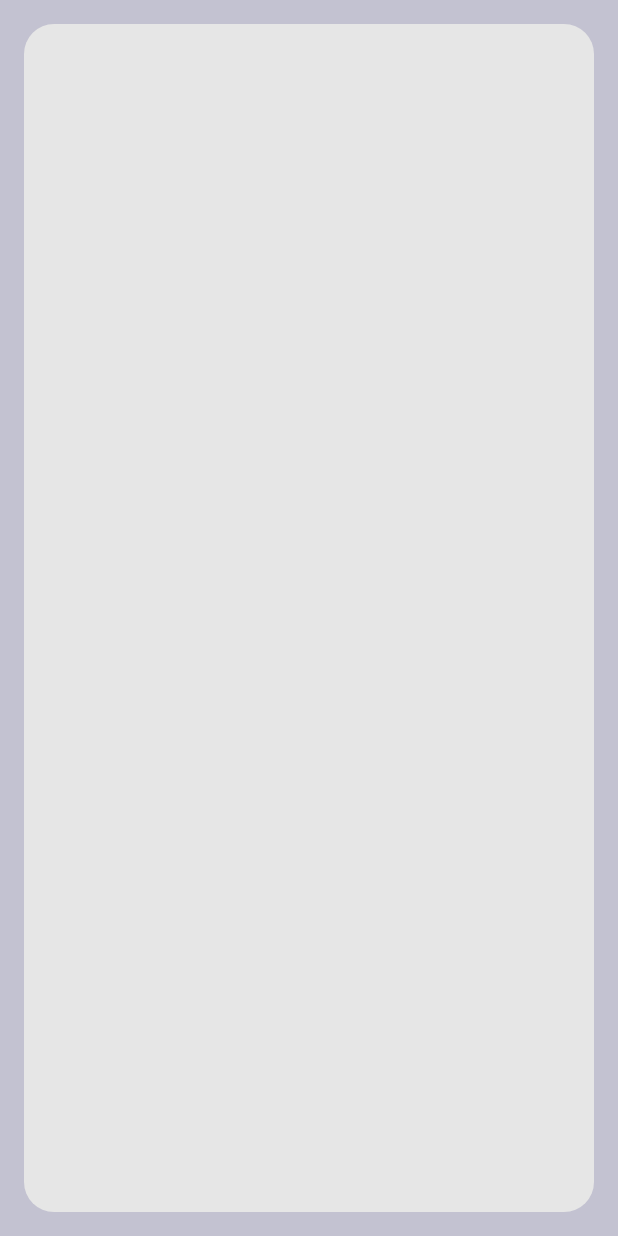
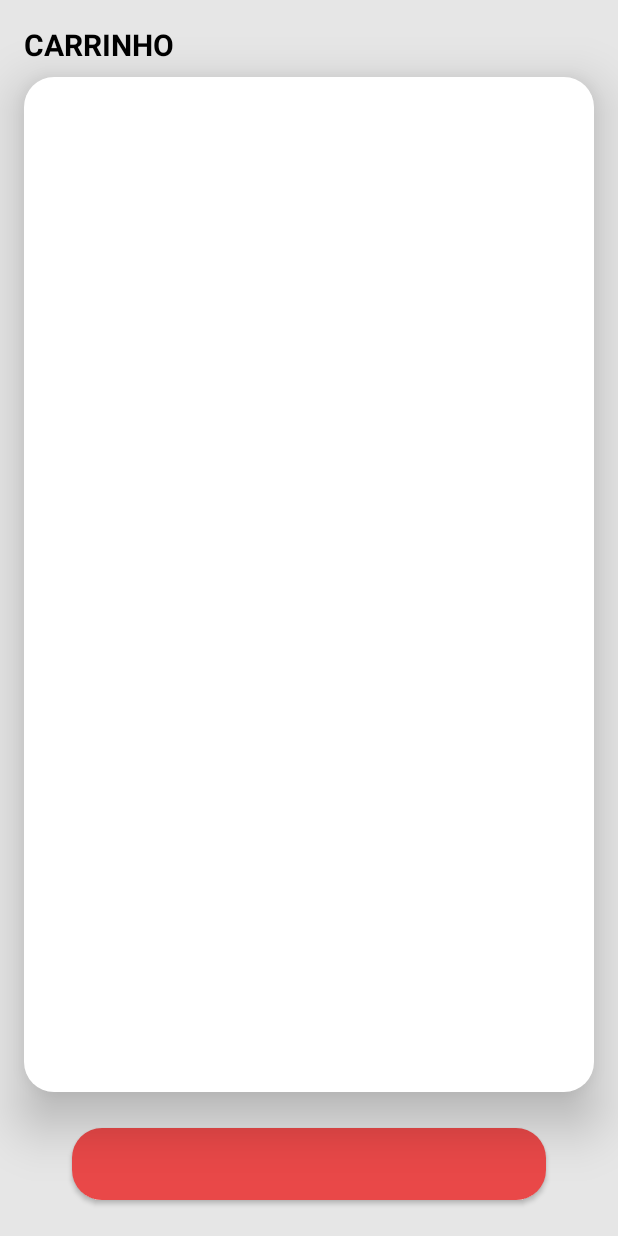
Before and after one commit to andreifes/CompreFacil_APP, an Android app: the ShoppingCartActivity screen opened directly, with no data from a screen before it, on a phone screen of 412 x 824 dp. Run offline under Robolectric (Android 15) with nearby library versions, the phone set to English and light mode, and no system bars; network calls fail.

Commit message:
Criado botão de finaliza compra

```diff
--- a/app/src/main/res/layout/activity_shopping_cart.xml
+++ b/app/src/main/res/layout/activity_shopping_cart.xml
@@ -5,7 +5,7 @@
     android:layout_width="match_parent"
     android:layout_height="match_parent"
     tools:context=".activities.ShoppingCartActivity"
-    android:background="@color/pastelpurple">
+    android:background="@color/test6">
 
 
     <androidx.recyclerview.widget.RecyclerView
@@ -13,13 +13,45 @@
         android:layout_width="0dp"
         android:layout_height="0dp"
         android:layout_marginStart="16dp"
-        android:layout_marginTop="16dp"
+        android:layout_marginTop="8dp"
         android:layout_marginEnd="16dp"
-        android:layout_marginBottom="16dp"
-        android:background="@drawable/container_grey"
-        app:layout_constraintBottom_toBottomOf="parent"
+        android:layout_marginBottom="24dp"
+        android:background="@drawable/container_white"
+        android:elevation="20dp"
+        app:layout_constraintBottom_toTopOf="@+id/acb_finalizarcompra_purchases"
         app:layout_constraintEnd_toEndOf="parent"
         app:layout_constraintStart_toStartOf="parent"
+        app:layout_constraintTop_toBottomOf="@+id/textView3" />
+
+    <androidx.appcompat.widget.AppCompatButton
+        android:id="@+id/acb_finalizarcompra_purchases"
+        style="@style/button_dark_pastel_pink"
+        android:layout_width="0dp"
+        android:layout_height="wrap_content"
+        android:layout_marginStart="32dp"
+        android:layout_marginEnd="32dp"
+        android:layout_marginBottom="24dp"
+        android:elevation="20dp"
+        android:textColor="#FFFFFF"
+        android:textStyle="bold"
+        app:layout_constraintBottom_toBottomOf="parent"
+        app:layout_constraintEnd_toEndOf="@+id/rv_itens_cart"
+        app:layout_constraintStart_toStartOf="@+id/rv_itens_cart"
+        tools:ignore="TextContrastCheck"
+        tools:text="Finalizar Compra">
+
+    </androidx.appcompat.widget.AppCompatButton>
+
+    <TextView
+        android:id="@+id/textView3"
+        android:layout_width="wrap_content"
+        android:layout_height="wrap_content"
+        android:layout_marginTop="16dp"
+        android:text="CARRINHO"
+        android:textColor="#000000"
+        android:textSize="20sp"
+        android:textStyle="bold"
+        app:layout_constraintStart_toStartOf="@+id/rv_itens_cart"
         app:layout_constraintTop_toTopOf="parent" />
 
 
```
